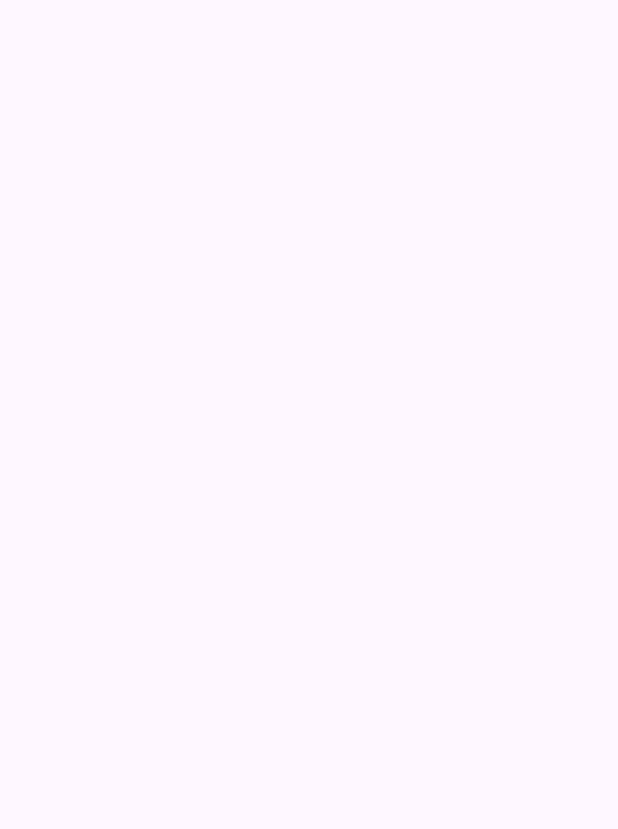
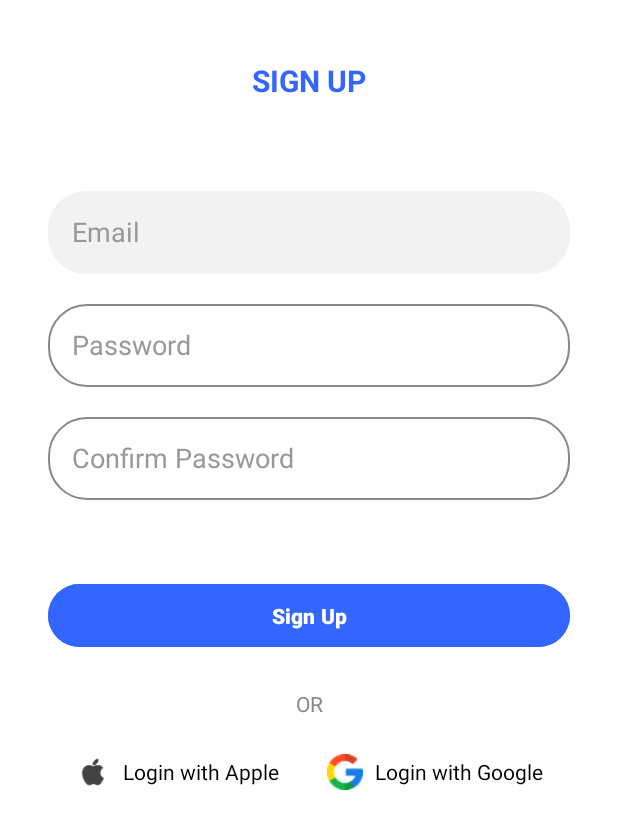
Before and after one commit to Harris0109/2.1, an Android app: the SignUp screen opened directly, with no data from a screen before it, on a phone screen of 412 x 824 dp. Before the commit the part shown is empty. Shown: the top 829 px of the screen. Run offline under Robolectric (Android 15) with nearby library versions, the phone set to English and light mode, and no system bars.

```diff
--- a/app/src/main/res/layout/activity_sign_up.xml
+++ b/app/src/main/res/layout/activity_sign_up.xml
@@ -2,8 +2,171 @@
 <androidx.constraintlayout.widget.ConstraintLayout xmlns:android="http://schemas.android.com/apk/res/android"
     xmlns:app="http://schemas.android.com/apk/res-auto"
     xmlns:tools="http://schemas.android.com/tools"
+    android:id="@+id/signupLayout"
     android:layout_width="match_parent"
     android:layout_height="match_parent"
+    android:background="@android:color/white"
     tools:context=".SignUp">
 
+    <!-- LOGIN / SIGN UP Header -->
+    <LinearLayout
+        android:id="@+id/header"
+        android:layout_width="wrap_content"
+        android:layout_height="wrap_content"
+        android:layout_marginTop="40dp"
+        android:orientation="horizontal"
+        app:layout_constraintEnd_toEndOf="parent"
+        app:layout_constraintStart_toStartOf="parent"
+        app:layout_constraintTop_toTopOf="parent">
+
+        <TextView
+            android:id="@+id/signupTitle"
+            android:layout_width="wrap_content"
+            android:layout_height="wrap_content"
+            android:text="SIGN UP"
+            android:textColor="#3366FF"
+            android:textSize="20sp"
+            android:textStyle="bold" />
+    </LinearLayout>
+
+    <!-- Email Input -->
+    <EditText
+        android:id="@+id/emailInput"
+        android:layout_width="0dp"
+        android:layout_height="55dp"
+        android:layout_marginStart="32dp"
+        android:layout_marginTop="60dp"
+        android:layout_marginEnd="32dp"
+        android:background="@drawable/input_bg"
+        android:hint="Email"
+        android:inputType="textEmailAddress"
+        android:padding="16dp"
+        android:textColorHint="#999999"
+        app:layout_constraintEnd_toEndOf="parent"
+        app:layout_constraintStart_toStartOf="parent"
+        app:layout_constraintTop_toBottomOf="@id/header" />
+
+    <!-- Password Input -->
+    <EditText
+        android:id="@+id/passwordInput"
+        android:layout_width="0dp"
+        android:layout_height="55dp"
+        android:layout_marginStart="32dp"
+        android:layout_marginTop="20dp"
+        android:layout_marginEnd="32dp"
+        android:background="@drawable/password_bg"
+        android:hint="Password"
+        android:inputType="textPassword"
+        android:padding="16dp"
+        android:textColorHint="#999999"
+        app:layout_constraintEnd_toEndOf="parent"
+        app:layout_constraintStart_toStartOf="parent"
+        app:layout_constraintTop_toBottomOf="@id/emailInput" />
+
+    <!-- Confirm Password Input -->
+    <EditText
+        android:id="@+id/confirmPasswordInput"
+        android:layout_width="0dp"
+        android:layout_height="55dp"
+        android:layout_marginStart="32dp"
+        android:layout_marginTop="20dp"
+        android:layout_marginEnd="32dp"
+        android:background="@drawable/password_bg"
+        android:hint="Confirm Password"
+        android:inputType="textPassword"
+        android:padding="16dp"
+        android:textColorHint="#999999"
+        app:layout_constraintEnd_toEndOf="parent"
+        app:layout_constraintStart_toStartOf="parent"
+        app:layout_constraintTop_toBottomOf="@id/passwordInput" />
+
+    <!-- Sign Up Button -->
+
+    <!-- OR -->
+    <Button
+        android:id="@+id/signupButton"
+        android:layout_width="0dp"
+        android:layout_height="50dp"
+        android:layout_marginStart="32dp"
+        android:layout_marginTop="52dp"
+        android:layout_marginEnd="32dp"
+        android:backgroundTint="#3366FF"
+        android:text="Sign Up"
+        android:textColor="@android:color/white"
+        android:textStyle="bold"
+        app:layout_constraintEnd_toEndOf="parent"
+        app:layout_constraintHorizontal_bias="0.0"
+        app:layout_constraintStart_toStartOf="parent"
+        app:layout_constraintTop_toBottomOf="@id/confirmPasswordInput" />
+
+    <TextView
+        android:id="@+id/orText"
+        android:layout_width="wrap_content"
+        android:layout_height="wrap_content"
+        android:layout_marginTop="24dp"
+        android:text="OR"
+        android:textColor="#888888"
+        android:textSize="14sp"
+        app:layout_constraintEnd_toEndOf="parent"
+        app:layout_constraintStart_toStartOf="parent"
+        app:layout_constraintTop_toBottomOf="@id/signupButton" />
+
+    <!-- Social Login Buttons -->
+    <LinearLayout
+        android:id="@+id/socialLoginLayout"
+        android:layout_width="wrap_content"
+        android:layout_height="wrap_content"
+        android:layout_marginTop="24dp"
+        android:gravity="center"
+        android:orientation="horizontal"
+        app:layout_constraintEnd_toEndOf="parent"
+        app:layout_constraintStart_toStartOf="parent"
+        app:layout_constraintTop_toBottomOf="@id/orText">
+
+        <!-- Apple -->
+        <LinearLayout
+            android:layout_width="wrap_content"
+            android:layout_height="wrap_content"
+            android:layout_marginEnd="32dp"
+            android:gravity="center_vertical"
+            android:orientation="horizontal">
+
+            <ImageView
+                android:layout_width="24dp"
+                android:layout_height="24dp"
+                android:contentDescription="Apple login"
+                android:src="@drawable/ic_apple" />
+
+            <TextView
+                android:layout_width="wrap_content"
+                android:layout_height="wrap_content"
+                android:layout_marginStart="8dp"
+                android:text="Login with Apple"
+                android:textColor="#000000"
+                android:textSize="14sp" />
+        </LinearLayout>
+
+        <!-- Google -->
+        <LinearLayout
+            android:layout_width="wrap_content"
+            android:layout_height="wrap_content"
+            android:gravity="center_vertical"
+            android:orientation="horizontal">
+
+            <ImageView
+                android:layout_width="24dp"
+                android:layout_height="24dp"
+                android:contentDescription="Google login"
+                android:src="@drawable/ic_google" />
+
+            <TextView
+                android:layout_width="wrap_content"
+                android:layout_height="wrap_content"
+                android:layout_marginStart="8dp"
+                android:text="Login with Google"
+                android:textColor="#000000"
+                android:textSize="14sp" />
+        </LinearLayout>
+    </LinearLayout>
+
 </androidx.constraintlayout.widget.ConstraintLayout>
```
